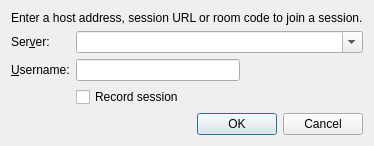
Before: the Qt Designer form src/desktop/ui/joindialog.ui in drawpile/Drawpile, drawn with Qt 5.
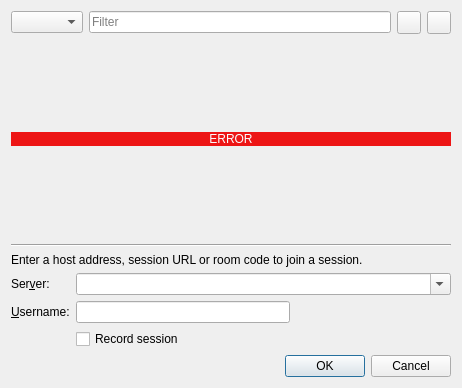
After: the same form once the commit is applied. The open tabs and pages were chosen to show the change. Icons and pictures are not drawn. Custom widgets are drawn as their Qt base class.

Commit message: Show session listing directly in the join dialog

Patch:
```diff
--- a/src/desktop/ui/joindialog.ui
+++ b/src/desktop/ui/joindialog.ui
@@ -9,14 +9,187 @@
    <rect>
     <x>0</x>
     <y>0</y>
-    <width>330</width>
-    <height>144</height>
+    <width>462</width>
+    <height>388</height>
    </rect>
   </property>
   <property name="windowTitle">
    <string>Join a Session</string>
   </property>
-  <layout class="QVBoxLayout" name="verticalLayout">
+  <layout class="QVBoxLayout" name="verticalLayout_3">
+   <item>
+    <layout class="QHBoxLayout" name="horizontalLayout_2">
+     <item>
+      <widget class="QComboBox" name="listserver">
+       <property name="toolTip">
+        <string>Listing server</string>
+       </property>
+      </widget>
+     </item>
+     <item>
+      <widget class="QLineEdit" name="filter">
+       <property name="placeholderText">
+        <string>Filter</string>
+       </property>
+       <property name="clearButtonEnabled">
+        <bool>true</bool>
+       </property>
+      </widget>
+     </item>
+     <item>
+      <widget class="QToolButton" name="filterLocked">
+       <property name="toolTip">
+        <string>Show password protected sessions</string>
+       </property>
+       <property name="icon">
+        <iconset theme="object-locked">
+         <normaloff>theme:object-locked.svg</normaloff>theme:object-locked.svg</iconset>
+       </property>
+       <property name="checkable">
+        <bool>true</bool>
+       </property>
+      </widget>
+     </item>
+     <item>
+      <widget class="QToolButton" name="filterNsfw">
+       <property name="toolTip">
+        <string>Show NSFW sessions</string>
+       </property>
+       <property name="icon">
+        <iconset>
+         <normaloff>builtin:censored.svg</normaloff>builtin:censored.svg</iconset>
+       </property>
+       <property name="checkable">
+        <bool>true</bool>
+       </property>
+      </widget>
+     </item>
+    </layout>
+   </item>
+   <item>
+    <widget class="QStackedWidget" name="liststack">
+     <property name="currentIndex">
+      <number>1</number>
+     </property>
+     <widget class="QWidget" name="page_3">
+      <layout class="QVBoxLayout" name="verticalLayout_4">
+       <item>
+        <widget class="Spinner" name="loadingSpinner"/>
+       </item>
+      </layout>
+     </widget>
+     <widget class="QWidget" name="page">
+      <layout class="QVBoxLayout" name="verticalLayout">
+       <property name="spacing">
+        <number>0</number>
+       </property>
+       <property name="leftMargin">
+        <number>0</number>
+       </property>
+       <property name="topMargin">
+        <number>0</number>
+       </property>
+       <property name="rightMargin">
+        <number>0</number>
+       </property>
+       <property name="bottomMargin">
+        <number>0</number>
+       </property>
+       <item>
+        <widget class="QTableView" name="listing">
+         <property name="minimumSize">
+          <size>
+           <width>0</width>
+           <height>160</height>
+          </size>
+         </property>
+         <property name="selectionMode">
+          <enum>QAbstractItemView::SingleSelection</enum>
+         </property>
+         <property name="selectionBehavior">
+          <enum>QAbstractItemView::SelectRows</enum>
+         </property>
+         <property name="showGrid">
+          <bool>false</bool>
+         </property>
+         <property name="sortingEnabled">
+          <bool>true</bool>
+         </property>
+         <attribute name="verticalHeaderVisible">
+          <bool>false</bool>
+         </attribute>
+        </widget>
+       </item>
+      </layout>
+     </widget>
+     <widget class="QWidget" name="page_2">
+      <layout class="QVBoxLayout" name="verticalLayout_2">
+       <property name="spacing">
+        <number>0</number>
+       </property>
+       <property name="leftMargin">
+        <number>0</number>
+       </property>
+       <property name="topMargin">
+        <number>0</number>
+       </property>
+       <property name="rightMargin">
+        <number>0</number>
+       </property>
+       <property name="bottomMargin">
+        <number>0</number>
+       </property>
+       <item>
+        <spacer name="verticalSpacer_2">
+         <property name="orientation">
+          <enum>Qt::Vertical</enum>
+         </property>
+         <property name="sizeHint" stdset="0">
+          <size>
+           <width>20</width>
+           <height>63</height>
+          </size>
+         </property>
+        </spacer>
+       </item>
+       <item>
+        <widget class="QLabel" name="listingError">
+         <property name="styleSheet">
+          <string notr="true">background: #ed1515;
+color: #fcfcfc;</string>
+         </property>
+         <property name="text">
+          <string notr="true">ERROR</string>
+         </property>
+         <property name="alignment">
+          <set>Qt::AlignCenter</set>
+         </property>
+        </widget>
+       </item>
+       <item>
+        <spacer name="verticalSpacer">
+         <property name="orientation">
+          <enum>Qt::Vertical</enum>
+         </property>
+         <property name="sizeHint" stdset="0">
+          <size>
+           <width>20</width>
+           <height>63</height>
+          </size>
+         </property>
+        </spacer>
+       </item>
+      </layout>
+     </widget>
+    </widget>
+   </item>
+   <item>
+    <widget class="Line" name="line">
+     <property name="orientation">
+      <enum>Qt::Horizontal</enum>
+     </property>
+    </widget>
+   </item>
    <item>
     <layout class="QFormLayout" name="formLayout">
      <property name="fieldGrowthPolicy">
@@ -113,6 +286,13 @@
    </item>
   </layout>
  </widget>
+ <customwidgets>
+  <customwidget>
+   <class>Spinner</class>
+   <extends>QWidget</extends>
+   <header>widgets/spinner.h</header>
+  </customwidget>
+ </customwidgets>
  <tabstops>
   <tabstop>address</tabstop>
   <tabstop>username</tabstop>
```
Left out of the diff: 8 changed lines with no effect on the pictures. The commit also changes 30 other files.
